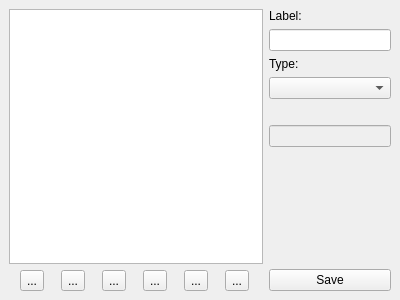
The window that BartleBlog/ui/menu_config.ui (ralsina/ra-blog) describes before a commit, drawn with Qt 5.
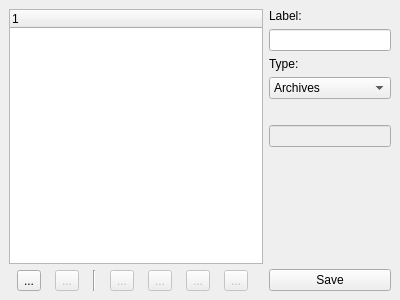
The same window after the commit. Icons and pictures are not drawn.

```diff
--- a/BartleBlog/ui/menu_config.ui
+++ b/BartleBlog/ui/menu_config.ui
@@ -28,7 +28,7 @@
       <number>6</number>
      </property>
      <item>
-      <widget class="QListWidget" name="list" />
+      <widget class="QTreeWidget" name="tree" />
      </item>
      <item>
       <layout class="QHBoxLayout" >
@@ -38,8 +38,41 @@
        <property name="spacing" >
         <number>6</number>
        </property>
+       <item>
+        <widget class="QToolButton" name="new" >
+         <property name="text" >
+          <string>...</string>
+         </property>
+         <property name="icon" >
+          <iconset resource="icons.qrc" >:/icons/icons/filenew.svg</iconset>
+         </property>
+        </widget>
+       </item>
+       <item>
+        <widget class="QToolButton" name="delete" >
+         <property name="enabled" >
+          <bool>false</bool>
+         </property>
+         <property name="text" >
+          <string>...</string>
+         </property>
+         <property name="icon" >
+          <iconset resource="icons.qrc" >:/icons/icons/delete.svg</iconset>
+         </property>
+        </widget>
+       </item>
+       <item>
+        <widget class="Line" name="line" >
+         <property name="orientation" >
+          <enum>Qt::Vertical</enum>
+         </property>
+        </widget>
+       </item>
        <item>
         <widget class="QToolButton" name="left" >
+         <property name="enabled" >
+          <bool>false</bool>
+         </property>
          <property name="text" >
           <string>...</string>
          </property>
@@ -50,6 +83,9 @@
        </item>
        <item>
         <widget class="QToolButton" name="right" >
+         <property name="enabled" >
+          <bool>false</bool>
+         </property>
          <property name="text" >
           <string>...</string>
          </property>
@@ -60,6 +96,9 @@
        </item>
        <item>
         <widget class="QToolButton" name="up" >
+         <property name="enabled" >
+          <bool>false</bool>
+         </property>
          <property name="text" >
           <string>...</string>
          </property>
@@ -70,6 +109,9 @@
        </item>
        <item>
         <widget class="QToolButton" name="down" >
+         <property name="enabled" >
+          <bool>false</bool>
+         </property>
          <property name="text" >
           <string>...</string>
          </property>
@@ -78,26 +120,6 @@
          </property>
         </widget>
        </item>
-       <item>
-        <widget class="QToolButton" name="delete" >
-         <property name="text" >
-          <string>...</string>
-         </property>
-         <property name="icon" >
-          <iconset resource="icons.qrc" >:/icons/icons/delete.svg</iconset>
-         </property>
-        </widget>
-       </item>
-       <item>
-        <widget class="QToolButton" name="new" >
-         <property name="text" >
-          <string>...</string>
-         </property>
-         <property name="icon" >
-          <iconset resource="icons.qrc" >:/icons/icons/filenew.svg</iconset>
-         </property>
-        </widget>
-       </item>
       </layout>
      </item>
     </layout>
@@ -111,7 +133,7 @@
       <number>6</number>
      </property>
      <item>
-      <widget class="QLabel" name="label" >
+      <widget class="QLabel" name="QLabel" >
        <property name="text" >
         <string>Label:</string>
        </property>
@@ -134,7 +156,38 @@
       </widget>
      </item>
      <item>
-      <widget class="QComboBox" name="type" />
+      <widget class="QComboBox" name="type" >
+       <item>
+        <property name="text" >
+         <string>Archives</string>
+        </property>
+       </item>
+       <item>
+        <property name="text" >
+         <string>Label</string>
+        </property>
+       </item>
+       <item>
+        <property name="text" >
+         <string>Link</string>
+        </property>
+       </item>
+       <item>
+        <property name="text" >
+         <string>Story</string>
+        </property>
+       </item>
+       <item>
+        <property name="text" >
+         <string>Tag</string>
+        </property>
+       </item>
+       <item>
+        <property name="text" >
+         <string>Tag List</string>
+        </property>
+       </item>
+      </widget>
      </item>
      <item>
       <widget class="QLabel" name="data_type" >
```
Left out of the diff: 10 changed lines with no effect on the pictures.
